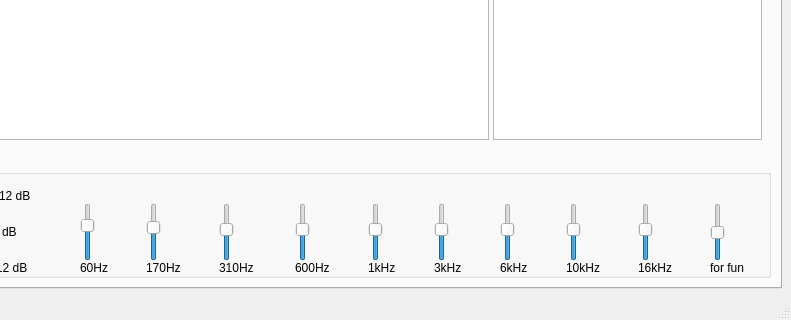
Before: the Qt Designer form gui.ui in osama51/equalizer, drawn with Qt 5; both pictures show x 169 to 960 and y 302 to 622 of the 960 by 622 pixel window.
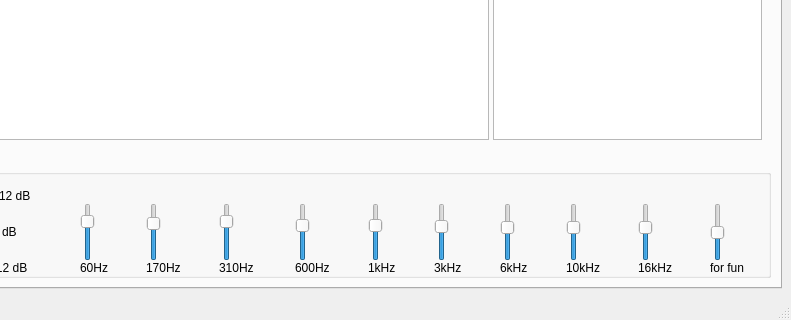
After: the same form once the commit is applied. Icons and pictures are not drawn. Custom widgets are drawn as their Qt base class.

Commit message: fixed equalizer + changed sliders to instruments

```diff
--- a/gui.ui
+++ b/gui.ui
@@ -207,7 +207,10 @@
               <number>-15</number>
              </property>
              <property name="maximum">
-              <number>12</number>
+              <number>10</number>
+             </property>
+             <property name="tracking">
+              <bool>false</bool>
              </property>
              <property name="orientation">
               <enum>Qt::Vertical</enum>
@@ -220,7 +223,10 @@
               <number>-15</number>
              </property>
              <property name="maximum">
-              <number>12</number>
+              <number>9</number>
+             </property>
+             <property name="tracking">
+              <bool>false</bool>
              </property>
              <property name="orientation">
               <enum>Qt::Vertical</enum>
@@ -257,10 +263,16 @@
            <item row="2" column="6">
             <widget class="QSlider" name="verticalSlider_310">
              <property name="minimum">
-              <number>-15</number>
+              <number>-24</number>
              </property>
              <property name="maximum">
-              <number>12</number>
+              <number>8</number>
+             </property>
+             <property name="pageStep">
+              <number>5</number>
+             </property>
+             <property name="tracking">
+              <bool>false</bool>
              </property>
              <property name="orientation">
               <enum>Qt::Vertical</enum>
@@ -273,7 +285,13 @@
               <number>-15</number>
              </property>
              <property name="maximum">
-              <number>12</number>
+              <number>8</number>
+             </property>
+             <property name="pageStep">
+              <number>5</number>
+             </property>
+             <property name="tracking">
+              <bool>false</bool>
              </property>
              <property name="orientation">
               <enum>Qt::Vertical</enum>
@@ -297,11 +315,17 @@
            <item row="2" column="5">
             <widget class="QSlider" name="verticalSlider_170">
              <property name="minimum">
-              <number>-15</number>
+              <number>-24</number>
              </property>
              <property name="maximum">
               <number>10</number>
              </property>
+             <property name="pageStep">
+              <number>5</number>
+             </property>
+             <property name="tracking">
+              <bool>false</bool>
+             </property>
              <property name="orientation">
               <enum>Qt::Vertical</enum>
              </property>
@@ -327,7 +351,13 @@
               <number>-15</number>
              </property>
              <property name="maximum">
-              <number>12</number>
+              <number>8</number>
+             </property>
+             <property name="pageStep">
+              <number>5</number>
+             </property>
+             <property name="tracking">
+              <bool>false</bool>
              </property>
              <property name="orientation">
               <enum>Qt::Vertical</enum>
@@ -361,7 +391,10 @@
               <number>-15</number>
              </property>
              <property name="maximum">
-              <number>12</number>
+              <number>10</number>
+             </property>
+             <property name="tracking">
+              <bool>false</bool>
              </property>
              <property name="orientation">
               <enum>Qt::Vertical</enum>
@@ -371,7 +404,7 @@
            <item row="2" column="4">
             <widget class="QSlider" name="verticalSlider_60">
              <property name="minimum">
-              <number>-15</number>
+              <number>-24</number>
              </property>
              <property name="maximum">
               <number>8</number>
@@ -387,7 +420,10 @@
               <number>-15</number>
              </property>
              <property name="maximum">
-              <number>12</number>
+              <number>10</number>
+             </property>
+             <property name="tracking">
+              <bool>false</bool>
              </property>
              <property name="orientation">
               <enum>Qt::Vertical</enum>
```
Left out of the diff: 133 changed lines with no effect on the pictures. The commit also changes 5 other files.
